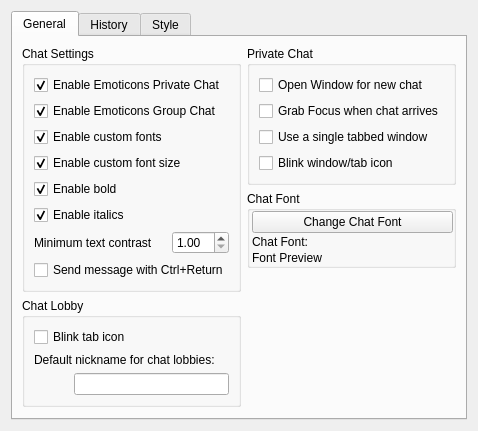
This is retroshare-gui/src/gui/settings/ChatPage.ui in RetroShare/RetroShare as Qt 5 draws it before an edit. The edited form follows.
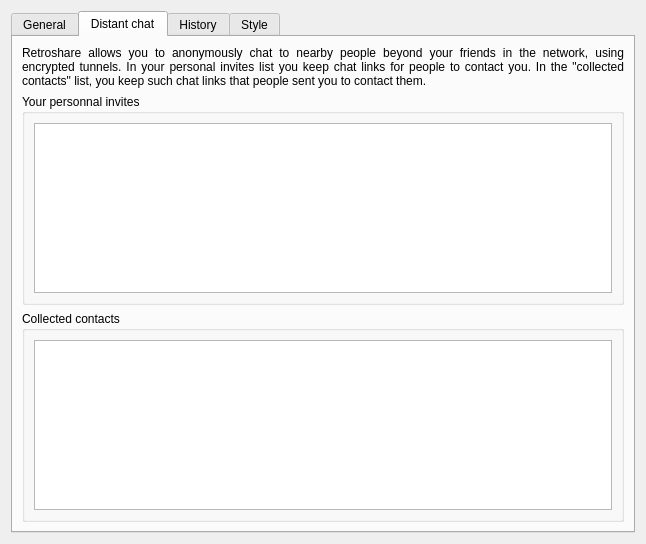
This is the edited form.

Commit message: Enabled distant chat system. Added system to collect and create chat invites from pgp keys. Finished the GUI (some layouts need fixing, especially the link creation window). Still needed: QoS on generic turtle data items. Will need a new item class for any anyway.

Diff of the .ui file:
```diff
--- a/retroshare-gui/src/gui/settings/ChatPage.ui
+++ b/retroshare-gui/src/gui/settings/ChatPage.ui
@@ -6,15 +6,15 @@
    <rect>
     <x>0</x>
     <y>0</y>
-    <width>444</width>
-    <height>390</height>
+    <width>646</width>
+    <height>544</height>
    </rect>
   </property>
   <layout class="QGridLayout" name="gridLayout_2">
    <item row="0" column="0">
     <widget class="QTabWidget" name="tabWidget">
      <property name="currentIndex">
-      <number>0</number>
+      <number>1</number>
      </property>
      <widget class="QWidget" name="general">
       <attribute name="title">
@@ -317,6 +317,67 @@
        </item>
       </layout>
      </widget>
+     <widget class="QWidget" name="tab">
+      <attribute name="title">
+       <string>Distant chat</string>
+      </attribute>
+      <layout class="QVBoxLayout" name="verticalLayout_7">
+       <item>
+        <widget class="QLabel" name="label_2">
+         <property name="sizePolicy">
+          <sizepolicy hsizetype="Preferred" vsizetype="Preferred">
+           <horstretch>0</horstretch>
+           <verstretch>0</verstretch>
+          </sizepolicy>
+         </property>
+         <property name="text">
+          <string>&lt;html&gt;&lt;head/&gt;&lt;body&gt;&lt;p align=&quot;justify&quot;&gt;Retroshare allows you to anonymously chat to nearby people beyond your friends in the network, using encrypted tunnels. In your personal invites list you keep chat links for people to contact you. In the &amp;quot;collected contacts&amp;quot; list, you keep such chat links that people sent you to contact them.&lt;/p&gt;&lt;/body&gt;&lt;/html&gt;</string>
+         </property>
+         <property name="textFormat">
+          <enum>Qt::RichText</enum>
+         </property>
+         <property name="scaledContents">
+          <bool>true</bool>
+         </property>
+         <property name="wordWrap">
+          <bool>true</bool>
+         </property>
+        </widget>
+       </item>
+       <item>
+        <widget class="QGroupBox" name="groupBox_3">
+         <property name="title">
+          <string>Your personnal invites</string>
+         </property>
+         <layout class="QHBoxLayout" name="horizontalLayout_2">
+          <item>
+           <widget class="QListWidget" name="_personal_invites_LW">
+            <property name="contextMenuPolicy">
+             <enum>Qt::CustomContextMenu</enum>
+            </property>
+           </widget>
+          </item>
+         </layout>
+        </widget>
+       </item>
+       <item>
+        <widget class="QGroupBox" name="groupBox_4">
+         <property name="title">
+          <string>Collected contacts</string>
+         </property>
+         <layout class="QHBoxLayout" name="horizontalLayout_4">
+          <item>
+           <widget class="QListWidget" name="_collected_contacts_LW">
+            <property name="contextMenuPolicy">
+             <enum>Qt::CustomContextMenu</enum>
+            </property>
+           </widget>
+          </item>
+         </layout>
+        </widget>
+       </item>
+      </layout>
+     </widget>
      <widget class="QWidget" name="history">
       <attribute name="title">
        <string>History</string>
```
The commit also changes 17 other files.
